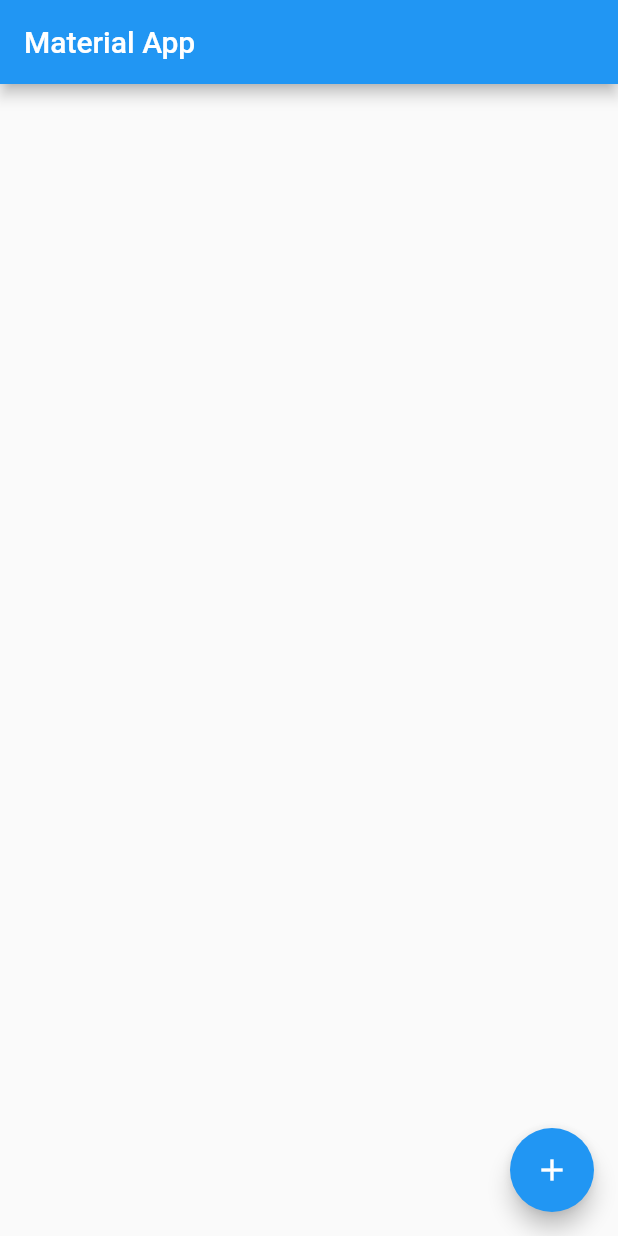
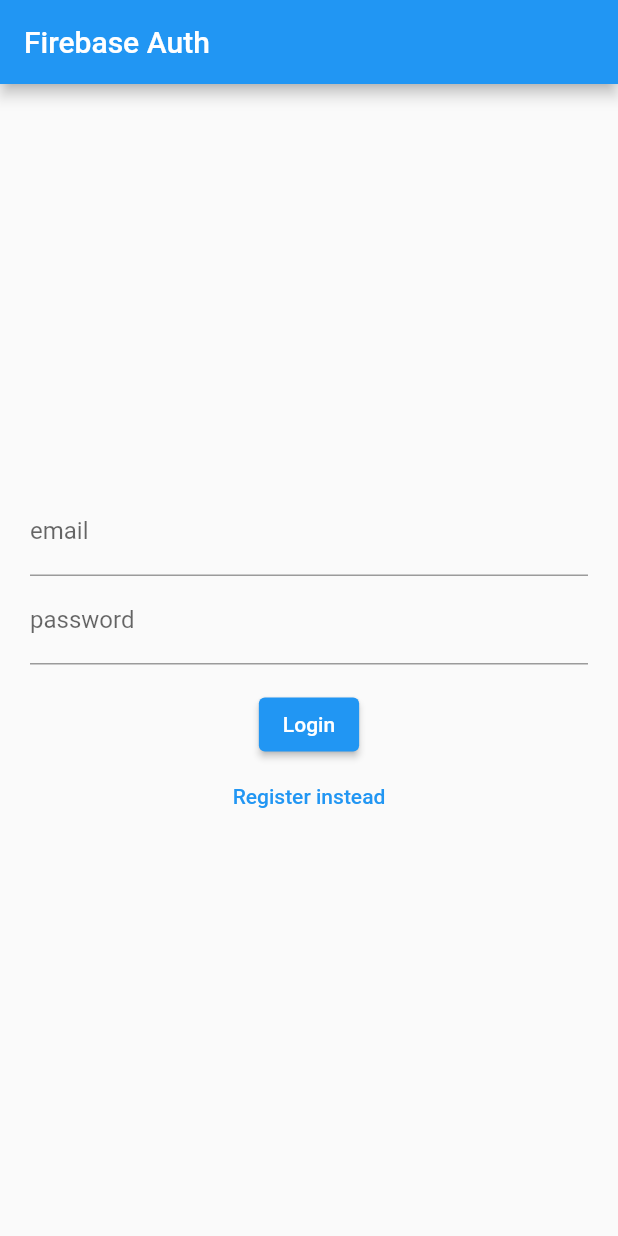
Before and after one commit to Taccetta/teledoctor, a Flutter app: the screen it shows after launch, on a phone screen of 412 x 824 dp. Run offline on Flutter 3.47's test engine with Material 2 defaults, Android fonts, the phone set to English and light mode, and no system bars; our stand-ins replace cloud_firestore, firebase_auth, firebase_core; accounts and stored records are empty.

Commit message:
login y registro

```diff
--- /dev/null
+++ b/lib/auth.dart
@@ -0,0 +1,28 @@
+import 'package:firebase_auth/firebase_auth.dart';
+
+class Auth {
+  final FirebaseAuth _firebaseAuth = FirebaseAuth.instance;
+
+  User? get currentUser => _firebaseAuth.currentUser;
+
+  Stream<User?> get authStateChanges => _firebaseAuth.authStateChanges();
+
+  Future<void> signInWithEmailAndPassword(
+      {required String email, required String password}) async {
+    await _firebaseAuth.signInWithEmailAndPassword(
+        email: email, password: password);
+  }
+
+  Future<void> createUserWithEmailAndPassword(
+      {required String email, required String password}) async {
+    await _firebaseAuth.createUserWithEmailAndPassword(
+        email: email, password: password);
+  }
+
+  Future<void> signOut() async {
+    await _firebaseAuth.signOut();
+  }
+
+  createInWithEmailAndPassword(
+      {required String email, required String password}) {}
+}
--- a/lib/main.dart
+++ b/lib/main.dart
@@ -6,7 +6,7 @@
 
 //Pages
 import 'package:teledoctor/pages/add_medic.dart';
-import 'package:teledoctor/pages/home_page.dart';
+import 'package:teledoctor/widget_tree.dart';
 
 void main() async {
   WidgetsFlutterBinding.ensureInitialized();
@@ -25,7 +25,7 @@
       title: 'Mobile Teledoctor',
       initialRoute: '/',
       routes: {
-        '/': (context) => const Home(),
+        '/': (context) => const WidgetTree(),
         '/add': (context) => const AddMedic(),
       },
     );
--- a/lib/pages/home_page.dart
+++ b/lib/pages/home_page.dart
@@ -1,47 +1,49 @@
 import 'package:flutter/material.dart';
-import 'package:teledoctor/services/firebase_service.dart';
+import 'package:firebase_auth/firebase_auth.dart';
+import 'package:teledoctor/auth.dart';
 
-class Home extends StatefulWidget {
-  const Home({
-    Key? key,
-  }) : super(key: key);
+class HomePage extends StatelessWidget {
+  HomePage({super.key});
 
-  @override
-  State<Home> createState() => _HomeState();
-}
+  final User? user = Auth().currentUser;
 
-class _HomeState extends State<Home> {
+  Future<void> signOut() async {
+    await Auth().signOut();
+  }
+
+  Widget _title() {
+    return const Text('Firebase Auth');
+  }
+
+  Widget _userUid() {
+    return Text(user?.email ?? 'User Email');
+  }
+
+  Widget _signOutButton() {
+    return ElevatedButton(
+      onPressed: signOut,
+      child: const Text('Sign Out'),
+    );
+  }
+
   @override
   Widget build(BuildContext context) {
     return Scaffold(
       appBar: AppBar(
-        title: const Text('Material App'),
+        title: _title(),
       ),
-      body: FutureBuilder(
-        future: getMedics(),
-        builder: ((context, snapshot) {
-          if (snapshot.hasData) {
-            return ListView.builder(
-              itemCount: snapshot.data?.length,
-              itemBuilder: (context, index) {
-                return Text(snapshot.data?[index]['name']);
-              },
-            );
-          } else {
-            return const Center(
-              child: CircularProgressIndicator(),
-            );
-          }
-        }),
-      ),
-      floatingActionButton: FloatingActionButton(
-        onPressed: () {
-          Navigator.pushNamed(
-            context,
-            '/add',
-          );
-        },
-        child: const Icon(Icons.add),
+      body: Container(
+        height: double.infinity,
+        width: double.infinity,
+        padding: const EdgeInsets.all(20),
+        child: Column(
+          crossAxisAlignment: CrossAxisAlignment.center,
+          mainAxisAlignment: MainAxisAlignment.center,
+          children: <Widget>[
+            _userUid(),
+            _signOutButton(),
+          ],
+        ),
       ),
     );
   }
--- /dev/null
+++ b/lib/pages/login_register_page.dart
@@ -0,0 +1,104 @@
+import 'package:flutter/material.dart';
+import 'package:firebase_auth/firebase_auth.dart';
+import 'package:teledoctor/auth.dart';
+
+class LoginPage extends StatefulWidget {
+  const LoginPage({super.key});
+
+  @override
+  State<LoginPage> createState() => _LoginPageState();
+}
+
+class _LoginPageState extends State<LoginPage> {
+  String? errorMessage = '';
+  bool isLogin = true;
+
+  final TextEditingController _controllerEmail = TextEditingController();
+  final TextEditingController _controllerPassword = TextEditingController();
+
+  Future<void> signInWithEmailAndPassword() async {
+    try {
+      await Auth().signInWithEmailAndPassword(
+          email: _controllerEmail.text, password: _controllerPassword.text);
+    } on FirebaseAuthException catch (e) {
+      setState(() {
+        errorMessage = e.message;
+      });
+    }
+  }
+
+  Future<void> createUserWithEmailAndPassword() async {
+    try {
+      await Auth().createUserWithEmailAndPassword(
+          email: _controllerEmail.text, password: _controllerPassword.text);
+    } on FirebaseAuthException catch (e) {
+      setState(() {
+        errorMessage = e.message;
+      });
+    }
+  }
+
+  Widget _title() {
+    return const Text('Firebase Auth');
+  }
+
+  Widget _entryField(
+    String title,
+    TextEditingController controller,
+  ) {
+    return TextField(
+      controller: controller,
+      decoration: InputDecoration(
+        labelText: title,
+      ),
+    );
+  }
+
+  Widget _errorMessage() {
+    return Text(errorMessage == '' ? '' : 'Humm ? $errorMessage');
+  }
+
+  Widget _submitButton() {
+    return ElevatedButton(
+      onPressed:
+          isLogin ? signInWithEmailAndPassword : createUserWithEmailAndPassword,
+      child: Text(isLogin ? 'Login' : 'Register'),
+    );
+  }
+
+  Widget _loginOrRegisterButton() {
+    return TextButton(
+      onPressed: () {
+        setState(() {
+          isLogin = !isLogin;
+        });
+      },
+      child: Text(isLogin ? 'Register instead' : 'Login instead'),
+    );
+  }
+
+  @override
+  Widget build(BuildContext context) {
+    return Scaffold(
+      appBar: AppBar(
+        title: _title(),
+      ),
+      body: Container(
+        height: double.infinity,
+        width: double.infinity,
+        padding: const EdgeInsets.all(20),
+        child: Column(
+          crossAxisAlignment: CrossAxisAlignment.center,
+          mainAxisAlignment: MainAxisAlignment.center,
+          children: <Widget>[
+            _entryField('email', _controllerEmail),
+            _entryField('password', _controllerPassword),
+            _errorMessage(),
+            _submitButton(),
+            _loginOrRegisterButton(),
+          ],
+        ),
+      ),
+    );
+  }
+}
--- /dev/null
+++ b/lib/widget_tree.dart
@@ -0,0 +1,27 @@
+import 'package:flutter/material.dart';
+import 'package:teledoctor/auth.dart';
+import 'package:teledoctor/pages/home_page.dart';
+import 'package:teledoctor/pages/login_register_page.dart';
+
+class WidgetTree extends StatefulWidget {
+  const WidgetTree({super.key});
+
+  @override
+  State<WidgetTree> createState() => _WidgetTreeState();
+}
+
+class _WidgetTreeState extends State<WidgetTree> {
+  @override
+  Widget build(BuildContext context) {
+    return StreamBuilder(
+      stream: Auth().authStateChanges,
+      builder: (context, snapshot) {
+        if (snapshot.hasData) {
+          return HomePage();
+        } else {
+          return const LoginPage();
+        }
+      },
+    );
+  }
+}
--- a/pubspec.yaml
+++ b/pubspec.yaml
@@ -37,6 +37,8 @@
   cupertino_icons: ^1.0.2
   firebase_core: ^2.9.0
   cloud_firestore: ^4.5.1
+  firebase_auth: ^4.4.2
+
 
 dev_dependencies:
   flutter_test:
```
Also changed, not shown: lib/pages/list_page.dart (added, +48 -0 lines), pubspec.lock, 3 other files.
